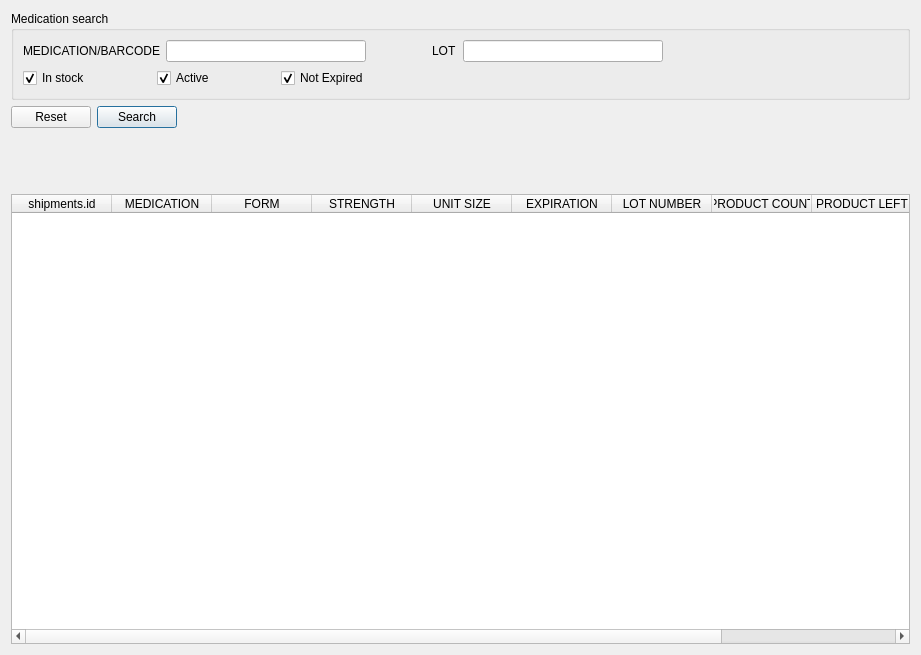
This is src/inventoryframe.ui in kyledevans/Medicine-Track as Qt 5 draws it before an edit. The edited form follows.
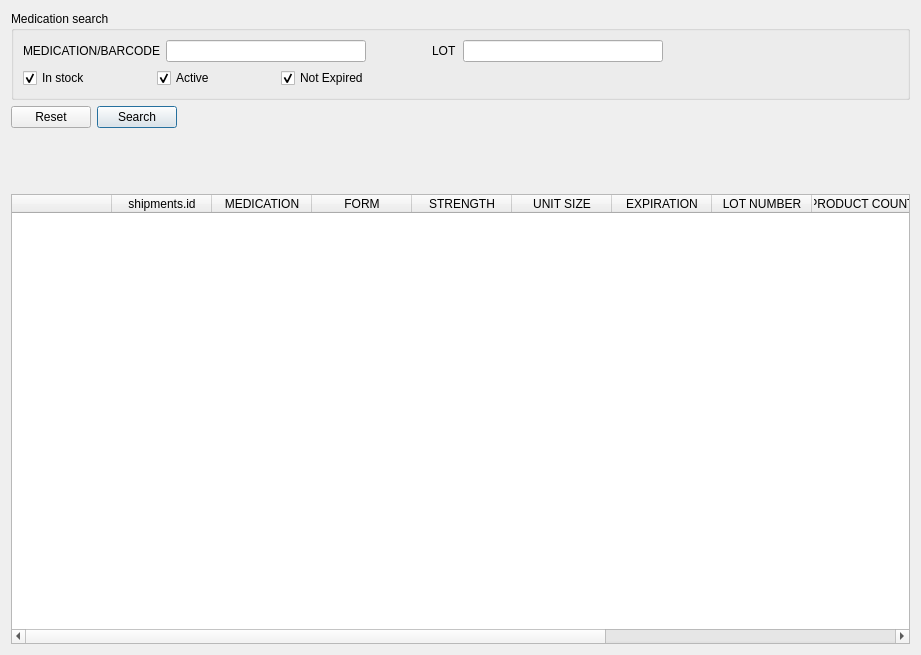
This is the edited form. Custom widgets are drawn as their Qt base class.

```diff
--- a/src/inventoryframe.ui
+++ b/src/inventoryframe.ui
@@ -261,14 +261,19 @@
       <bool>true</bool>
      </property>
      <property name="columnCount">
-      <number>10</number>
+      <number>12</number>
      </property>
      <attribute name="horizontalHeaderHighlightSections">
       <bool>false</bool>
      </attribute>
-     <attribute name="horizontalHeaderMinimumSectionSize">
-      <number>100</number>
+     <attribute name="verticalHeaderVisible">
+      <bool>false</bool>
      </attribute>
+     <column>
+      <property name="text">
+       <string/>
+      </property>
+     </column>
      <column>
       <property name="text">
        <string>shipments.id</string>
@@ -346,6 +351,14 @@
        <string comment="WRITE OFF DISPLAY TOOLTIP">WRITE OFF</string>
       </property>
      </column>
+     <column>
+      <property name="text">
+       <string comment="SHIPMENT ACTIVE DISPLAY LABEL">SHIPMENT ACTIVE</string>
+      </property>
+      <property name="toolTip">
+       <string comment="SHIPMENT ACTIVE DISPLAY TOOLTIP">SHIPMENT ACTIVE</string>
+      </property>
+     </column>
     </widget>
    </item>
   </layout>
@@ -390,6 +403,13 @@
    </property>
   </action>
  </widget>
+ <customwidgets>
+  <customwidget>
+   <class>DisplayTable</class>
+   <extends>QTableWidget</extends>
+   <header>displaytable.h</header>
+  </customwidget>
+ </customwidgets>
  <tabstops>
   <tabstop>nameField</tabstop>
   <tabstop>lotField</tabstop>
```
Left out of the diff: 2 changed lines with no effect on the pictures.
